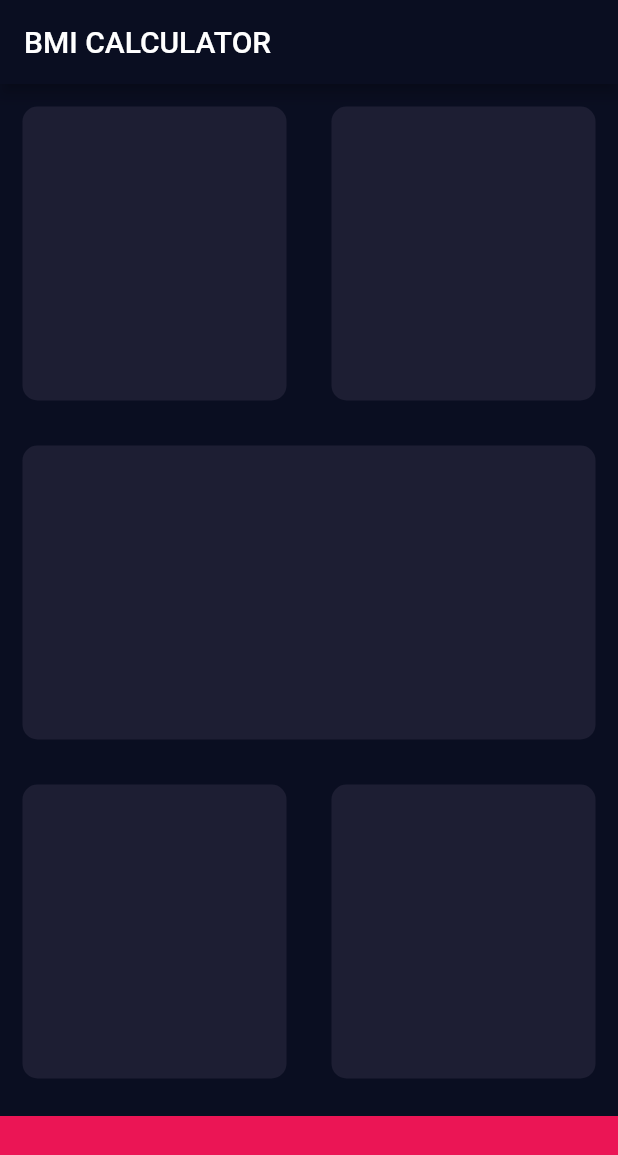
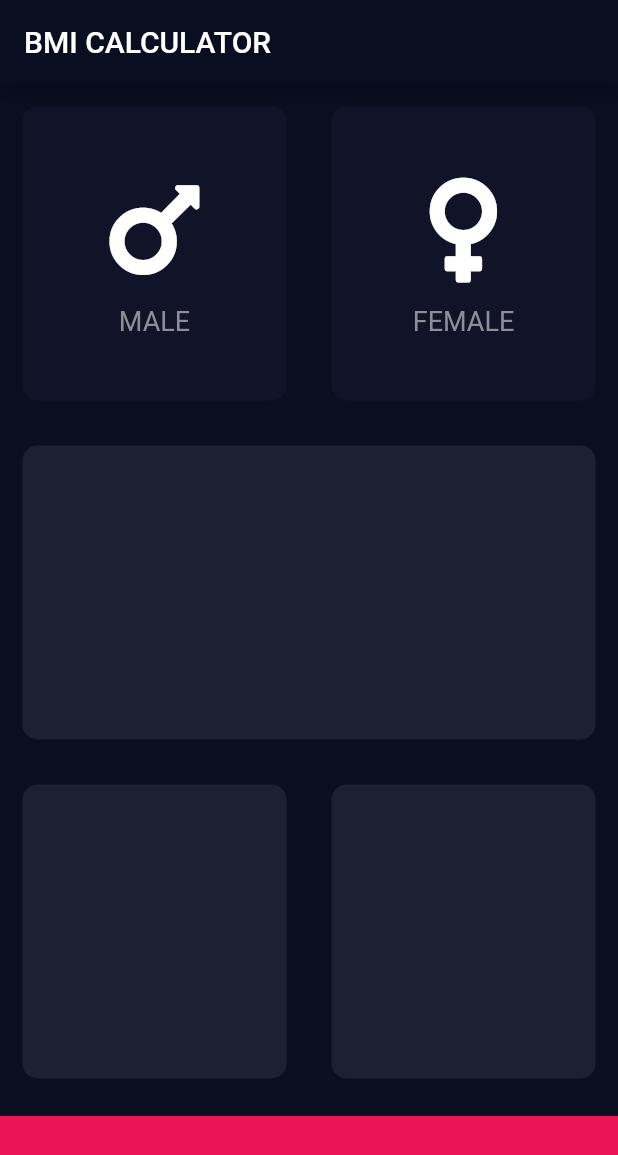
Before and after one commit to tarikuzzamantito/WebProjects, a Flutter app: the screen it shows after launch, on a phone screen of 412 x 824 dp. Shown: the top 1155 px of the screen. Run offline on Flutter 3.47's test engine with Material 2 defaults, Android fonts, the light colour scheme and no system bars; our stand-ins replace audioplayers, font_awesome_flutter, rflutter_alert.

Commit message:
Adarsho Abashon 304

```diff
--- /dev/null
+++ b/lib/bmi_calculator/icon_content.dart
@@ -0,0 +1,32 @@
+import 'package:flutter/material.dart';
+
+const labelTextStyle = TextStyle(
+  fontSize: 18.0,
+  color: Color(0xFF8D8E98),
+);
+
+class IconContent extends StatelessWidget {
+  final IconData icon;
+  final String label;
+  IconContent({@required this.icon, @required this.label});
+
+  @override
+  Widget build(BuildContext context) {
+    return Column(
+      mainAxisAlignment: MainAxisAlignment.center,
+      children: <Widget>[
+        Icon(
+          icon,
+          size: 80.0,
+        ),
+        SizedBox(
+          height: 10.0,
+        ),
+        Text(
+          label,
+          style: labelTextStyle,
+        )
+      ],
+    );
+  }
+}
--- a/lib/bmi_calculator/input_page.dart
+++ b/lib/bmi_calculator/input_page.dart
@@ -1,7 +1,11 @@
+import 'package:dev_udemy_angelayu/bmi_calculator/icon_content.dart';
+import 'package:dev_udemy_angelayu/bmi_calculator/reuseable_card.dart';
 import 'package:flutter/material.dart';
+import 'package:font_awesome_flutter/font_awesome_flutter.dart';
 
-const activeCardColor = Color(0xFF1D1E33);
+const activeCardColor = Color(0xFF1D1F33);
 const bottomContainerColor = Color(0xFFEB1555);
+const inactiveCardColor = Color(0xFF111328);
 
 class InputPage extends StatefulWidget {
   @override
@@ -9,6 +13,29 @@ class InputPage extends StatefulWidget {
 }
 
 class _InputPageState extends State<InputPage> {
+  Color maleCardColor = inactiveCardColor;
+  Color femaleCardColor = inactiveCardColor;
+  // 1 = male, 2 = female
+  void updateColor(int gender) {
+    // male card pressed
+    if (gender == 1) {
+      if (maleCardColor == inactiveCardColor) {
+        maleCardColor = activeCardColor;
+        femaleCardColor = inactiveCardColor;
+      } else {
+        maleCardColor = inactiveCardColor;
+      }
+      // female card pressed
+    } else if (gender == 2) {
+      if (femaleCardColor == inactiveCardColor) {
+        femaleCardColor = activeCardColor;
+        maleCardColor = inactiveCardColor;
+      } else {
+        femaleCardColor = inactiveCardColor;
+      }
+    }
+  }
+
   @override
   Widget build(BuildContext context) {
     return Scaffold(
@@ -21,10 +48,36 @@ class _InputPageState extends State<InputPage> {
             child: Row(
               children: <Widget>[
                 Expanded(
-                  child: ReusableCard(colour: activeCardColor),
+                  child: GestureDetector(
+                    onTap: () {
+                      setState(() {
+                        updateColor(1);
+                      });
+                    },
+                    child: ReusableCard(
+                      colour: maleCardColor,
+                      cardChild: IconContent(
+                        icon: FontAwesomeIcons.mars,
+                        label: 'MALE',
+                      ),
+                    ),
+                  ),
                 ),
                 Expanded(
-                  child: ReusableCard(colour: activeCardColor),
+                  child: GestureDetector(
+                    onTap: () {
+                      setState(() {
+                        updateColor(2);
+                      });
+                    },
+                    child: ReusableCard(
+                      colour: femaleCardColor,
+                      cardChild: IconContent(
+                        icon: FontAwesomeIcons.venus,
+                        label: 'FEMALE',
+                      ),
+                    ),
+                  ),
                 ),
               ],
             ),
@@ -55,21 +108,3 @@ class _InputPageState extends State<InputPage> {
     );
   }
 }
-
-class ReusableCard extends StatelessWidget {
-  final Color colour;
-  //final double width;
-  //final double height;
-  ReusableCard({@required this.colour});
-
-  @override
-  Widget build(BuildContext context) {
-    return Container(
-      margin: EdgeInsets.all(15.0),
-      decoration: BoxDecoration(
-        borderRadius: BorderRadius.circular(10.0),
-        color: colour,
-      ),
-    );
-  }
-}
--- /dev/null
+++ b/lib/bmi_calculator/reuseable_card.dart
@@ -0,0 +1,20 @@
+import 'package:flutter/material.dart';
+
+class ReusableCard extends StatelessWidget {
+  final Color colour;
+  final Widget cardChild;
+
+  ReusableCard({@required this.colour, this.cardChild});
+
+  @override
+  Widget build(BuildContext context) {
+    return Container(
+      child: cardChild,
+      margin: EdgeInsets.all(15.0),
+      decoration: BoxDecoration(
+        borderRadius: BorderRadius.circular(10.0),
+        color: colour,
+      ),
+    );
+  }
+}
--- a/pubspec.yaml
+++ b/pubspec.yaml
@@ -13,6 +13,7 @@ dependencies:
   cupertino_icons: ^0.1.2
   audioplayers: ^0.13.2
   rflutter_alert: ^1.0.3
+  font_awesome_flutter: ^8.5.0
 
 dev_dependencies:
   flutter_test:
```
Also changed, not shown: pubspec.lock.
